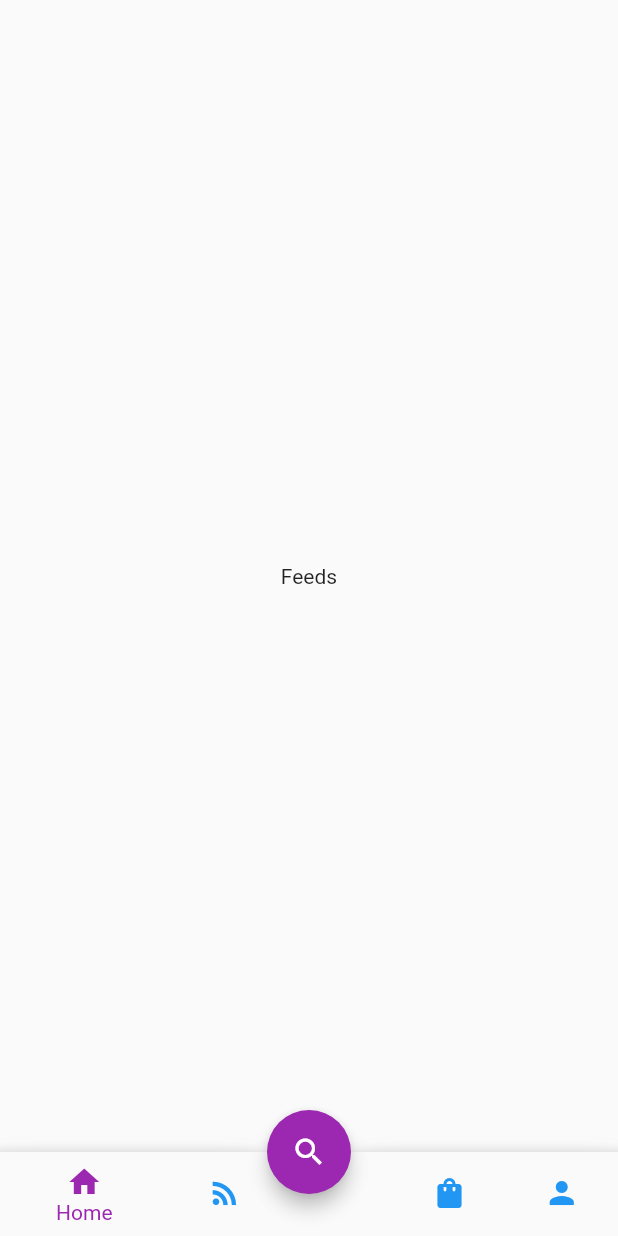
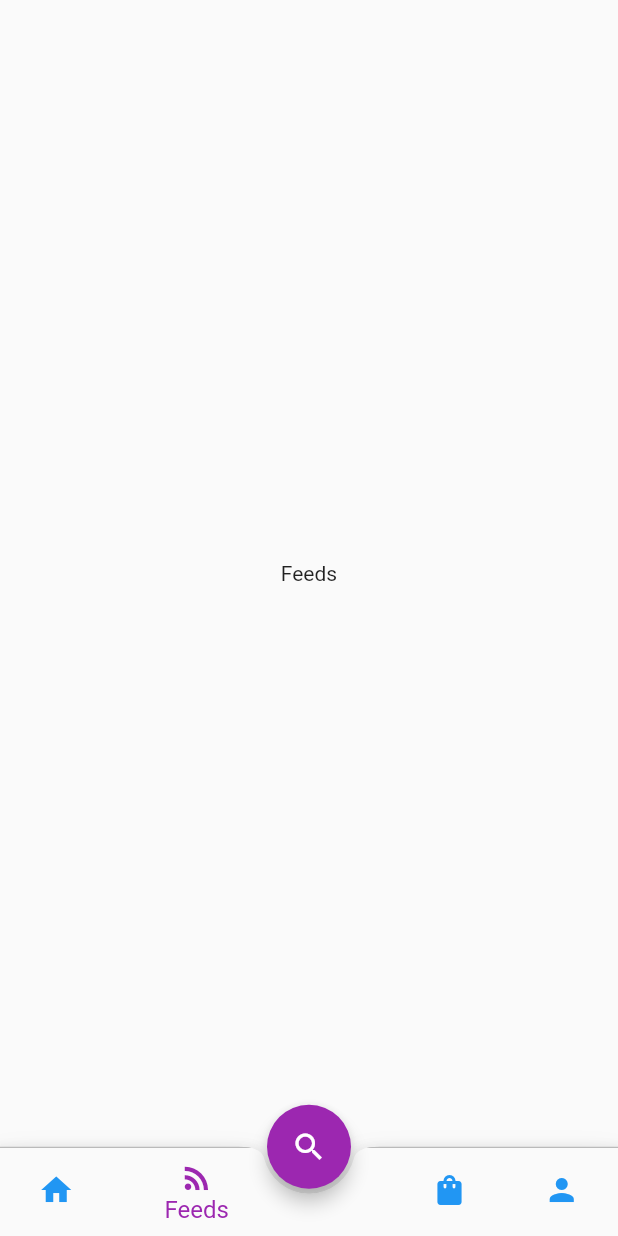
Before and after one commit to nishi-2400/flutter_ecommerce, a Flutter app: the screen it shows after launch, item 2 of the bottom bar chosen, on a phone screen of 412 x 824 dp. Run offline on Flutter 3.47's test engine with Material 2 defaults, Android fonts, the phone set to English and light mode, and no system bars.

Commit message:
Bottom Bar作成＋スクリーンの切り替え

```diff
--- /dev/null
+++ b/lib/consts/my_icons.dart
@@ -0,0 +1,9 @@
+import 'package:flutter/material.dart';
+
+class MyIcons {
+ static IconData home = Icons.home;
+ static IconData rss = Icons.rss_feed;
+ static IconData search = Icons.search;
+ static IconData cart = Icons.shopping_bag;
+ static IconData user = Icons.person;
+}
--- a/lib/screens/bottom_bar.dart
+++ b/lib/screens/bottom_bar.dart
@@ -1,3 +1,4 @@
+import 'package:ecommerce/consts/my_icons.dart';
 import 'package:ecommerce/screens/cart.dart';
 import 'package:ecommerce/screens/feeds.dart';
 import 'package:ecommerce/screens/home.dart';
@@ -12,14 +13,35 @@ class BottomBarScreen extends StatefulWidget {
 
 class _BottomBarScreenState extends State<BottomBarScreen> {
   // 表示するページ
-  List _pages = [
-    HomeScreen(),
-    FeedsScreen(),
-    SearchScreen(),
-    CartScreen(),
-    UserInfoScreen(),
+  late List<Map<String, Widget>> _pages;
+  int _selectedIndex = 0;
+
+  @override
+  void initState() {
+    _pages = [
+      {
+        'page': HomeScreen(),
+        'title': Text('Home Screen'),
+      },
+      {
+        'page': FeedsScreen(),
+        'title': Text('Feeds Screen'),
+      },
+      {
+        'page': SearchScreen(),
+        'title': Text('Search Screen'),
+      },
+      {
+        'page': CartScreen(),
+        'title': Text('Cart Screen'),
+      },
+      {
+        'page': UserInfoScreen(),
+        'title': Text('UserInfo Screen'),
+      },
     ];
-  int _selectedIndex = 0;
+    super.initState();
+  }
 
   // 表示するページを変更
   void _selectedPage(int index) {
@@ -31,22 +53,31 @@ class _BottomBarScreenState extends State<BottomBarScreen> {
   @override
   Widget build(BuildContext context) {
     return Scaffold(
-      body: _pages[_selectedIndex],
+      // appBar: AppBar(centerTitle: true, title: _pages[_selectedIndex]['title']),
+      body: _pages[_selectedIndex]['page'],
       bottomNavigationBar: BottomAppBar(
+        notchMargin: 3,
         shape: CircularNotchedRectangle(),
+        clipBehavior: Clip.antiAlias,
+        child: Container(
+          // height: kBottomNavigationBarHeight,
+          decoration: BoxDecoration(border: Border(top: BorderSide(width: 0.5))),
           child: BottomNavigationBar(
             onTap: _selectedPage,
             backgroundColor: Theme.of(context).primaryColor,
             // ignore: deprecated_member_use
             unselectedItemColor: Theme.of(context).textSelectionColor,
             selectedItemColor: Colors.purple,
+            selectedLabelStyle: TextStyle(fontSize: 16),
+            currentIndex: _selectedIndex,
             items: [
-            BottomNavigationBarItem(icon: Icon(Icons.home), tooltip: 'Home', label: 'Home'),
-            BottomNavigationBarItem(icon: Icon(Icons.rss_feed), tooltip: 'Feeds', label: 'Feeds'),
+              BottomNavigationBarItem(icon: Icon(MyIcons.home), tooltip: 'Home', label: 'Home'),
+              BottomNavigationBarItem(icon: Icon(MyIcons.rss), tooltip: 'Feeds', label: 'Feeds'),
               BottomNavigationBarItem(activeIcon: null, icon: Icon(null), tooltip: 'Search', label: 'Search'),
-            BottomNavigationBarItem(icon: Icon(Icons.shopping_bag), tooltip: 'Cart', label: 'Cart'),
-            BottomNavigationBarItem(icon: Icon(Icons.person), tooltip: 'User', label: 'User'),
+              BottomNavigationBarItem(icon: Icon(MyIcons.cart), tooltip: 'Cart', label: 'Cart'),
+              BottomNavigationBarItem(icon: Icon(MyIcons.user), tooltip: 'User', label: 'User'),
             ],
+          ),
         ),
       ),
       floatingActionButtonLocation: FloatingActionButtonLocation.miniCenterDocked,
@@ -54,7 +85,7 @@ class _BottomBarScreenState extends State<BottomBarScreen> {
           backgroundColor: Colors.purple,
           tooltip: 'Search',
           elevation: 5,
-        child: (Icon(Icons.search)),
+          child: (Icon(MyIcons.search)),
           onPressed: () {
             setState(() {
               _selectedIndex = 2;
```
Also changed, not shown: lib/screens/user_info.dart (+51 -2 lines), 1 other file. Lines whose indentation alone changed are shown as unchanged.
